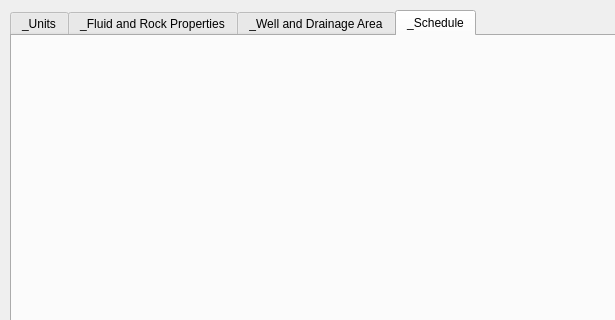
Before: the Qt Designer form QPLapl/mainwindow.ui in dmitrydi/QPLapl, drawn with Qt 5; both pictures show x 0 to 615 and y 0 to 320 of the 1078 by 600 pixel window.
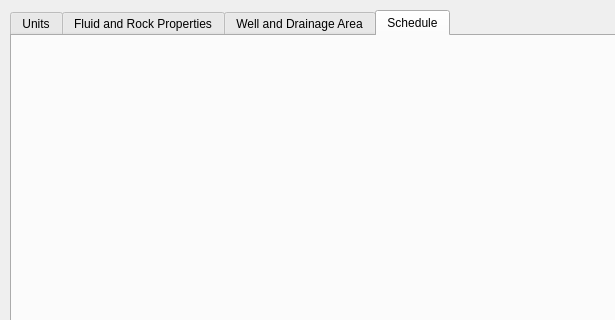
After: the same form once the commit is applied. The open tabs and pages were chosen to show the change.

Patch:
```diff
--- a/QPLapl/mainwindow.ui
+++ b/QPLapl/mainwindow.ui
@@ -28,7 +28,7 @@
     </property>
     <widget class="QWidget" name="tab_2">
      <attribute name="title">
-      <string>_Units</string>
+      <string>Units</string>
      </attribute>
      <widget class="QWidget" name="verticalLayoutWidget_6">
       <property name="geometry">
@@ -44,7 +44,7 @@
     </widget>
     <widget class="QWidget" name="tab_3">
      <attribute name="title">
-      <string>_Fluid and Rock Properties</string>
+      <string>Fluid and Rock Properties</string>
      </attribute>
      <widget class="QWidget" name="verticalLayoutWidget_7">
       <property name="geometry">
@@ -60,7 +60,7 @@
     </widget>
     <widget class="QWidget" name="tab_4">
      <attribute name="title">
-      <string>_Well and Drainage Area</string>
+      <string>Well and Drainage Area</string>
      </attribute>
      <widget class="QWidget" name="verticalLayoutWidget_8">
       <property name="geometry">
@@ -113,7 +113,7 @@
     </widget>
     <widget class="QWidget" name="tab_5">
      <attribute name="title">
-      <string>_Schedule</string>
+      <string>Schedule</string>
      </attribute>
      <widget class="QWidget" name="verticalLayoutWidget_10">
       <property name="geometry">
```
Left out of the diff: 13 changed lines with no effect on the pictures.
